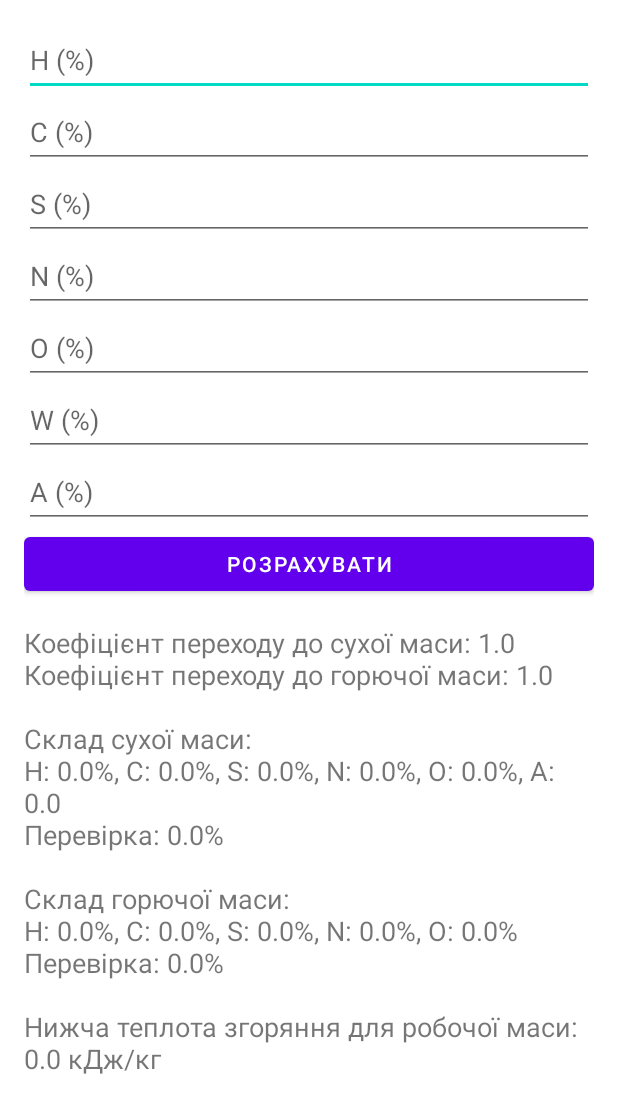
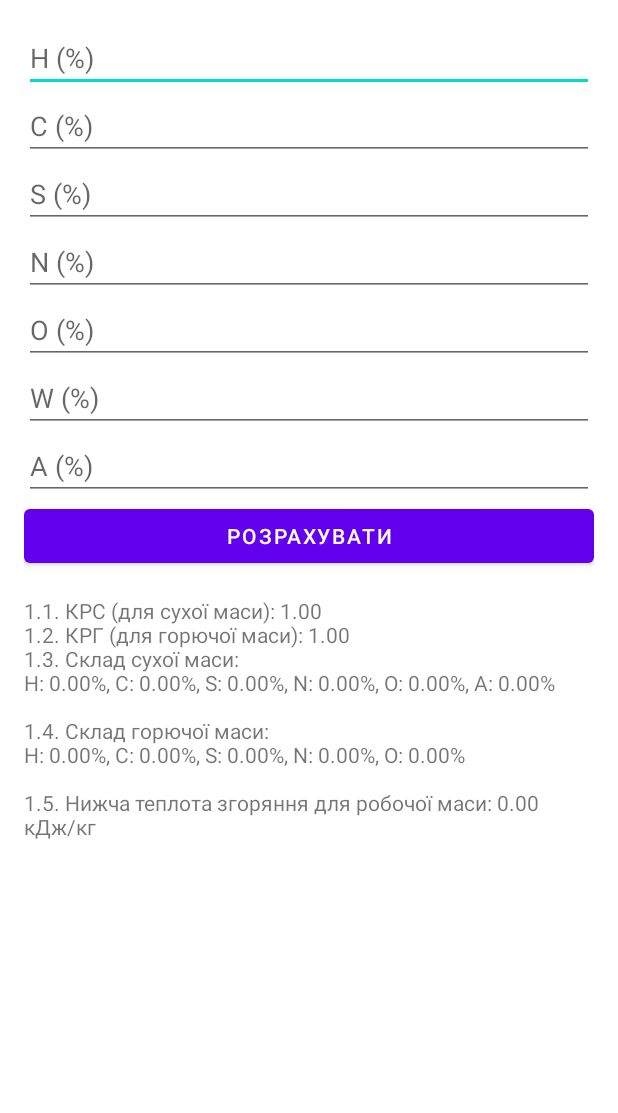
Before and after one commit to Chivas1717/kpi-kotlin-lab-1, an Android app: the screen it shows after launch (MainActivity), after a tap on "РОЗРАХУВАТИ", on a phone screen of 412 x 824 dp. Shown: the top 1113 px of the screen. Run offline under Robolectric (Android 15) with nearby library versions, the phone set to English and light mode, and no system bars.

Commit message:
feat: lab 1 completed

```diff
--- a/app/build.gradle.kts
+++ b/app/build.gradle.kts
@@ -5,7 +5,7 @@ plugins {
 
 android {
     namespace = "com.example.kpi_kotlin_labs"
-    compileSdk = 33
+    compileSdk = 34
 
     defaultConfig {
         applicationId = "com.example.kpi_kotlin_labs"
@@ -37,6 +37,7 @@ android {
 
 dependencies {
 
+    implementation ("com.google.android.material:material:1.12.0")
     implementation("androidx.core:core-ktx:1.9.0")
     implementation("androidx.appcompat:appcompat:1.6.1")
     implementation("com.google.android.material:material:1.8.0")
--- /dev/null
+++ b/app/src/main/java/com/example/kpi_kotlin_labs/Calculator1Fragment.kt
@@ -0,0 +1,100 @@
+package com.example.kpi_kotlin_labs
+
+import android.os.Bundle
+import android.view.LayoutInflater
+import android.view.View
+import android.view.ViewGroup
+import android.widget.Button
+import android.widget.EditText
+import android.widget.TextView
+import androidx.fragment.app.Fragment
+
+class Calculator1Fragment : Fragment() {
+
+    override fun onCreateView(
+        inflater: LayoutInflater, container: ViewGroup?,
+        savedInstanceState: Bundle?
+    ): View? {
+        // Inflate the layout for this fragment
+        val view = inflater.inflate(R.layout.fragment_calculator1, container, false)
+
+        // Initialize input fields
+        val editH = view.findViewById<EditText>(R.id.editH)
+        val editC = view.findViewById<EditText>(R.id.editC)
+        val editS = view.findViewById<EditText>(R.id.editS)
+        val editN = view.findViewById<EditText>(R.id.editN)
+        val editO = view.findViewById<EditText>(R.id.editO)
+        val editW = view.findViewById<EditText>(R.id.editW)
+        val editA = view.findViewById<EditText>(R.id.editA)
+        val calculateButton = view.findViewById<Button>(R.id.calculateButton)
+        val resultTextView = view.findViewById<TextView>(R.id.resultTextView)
+
+        // Set the onClickListener for the calculate button
+        calculateButton.setOnClickListener {
+            // Get the input values
+            val h = editH.text.toString().toDoubleOrNull() ?: 0.0
+            val c = editC.text.toString().toDoubleOrNull() ?: 0.0
+            val s = editS.text.toString().toDoubleOrNull() ?: 0.0
+            val n = editN.text.toString().toDoubleOrNull() ?: 0.0
+            val o = editO.text.toString().toDoubleOrNull() ?: 0.0
+            val w = editW.text.toString().toDoubleOrNull() ?: 0.0
+            val a = editA.text.toString().toDoubleOrNull() ?: 0.0
+
+            // Calculate KRS (coefficient transition to dry mass)
+            val krs = calculateKRS(w)
+
+            // Calculate KRG (coefficient transition to combustible mass)
+            val krg = calculateKRG(w, a)
+
+            // Calculate dry mass composition
+            val hc = h * krs
+            val cc = c * krs
+            val sc = s * krs
+            val nc = n * krs
+            val oc = o * krs
+            val ac = a * krs
+
+            // Calculate combustible mass composition
+            val hg = h * krg
+            val cg = c * krg
+            val sg = s * krg
+            val ng = n * krg
+            val og = o * krg
+
+            // Calculate the lower heating value for the working mass
+            val lowerHeatingValue = calculateLowerHeatingValue(c, h, o, s, w)
+
+            // Display results in a formatted string
+            val result = """
+                1.1. КРС (для сухої маси): ${String.format("%.2f", krs)}
+                1.2. КРГ (для горючої маси): ${String.format("%.2f", krg)}
+                1.3. Склад сухої маси:
+                H: ${String.format("%.2f", hc)}%, C: ${String.format("%.2f", cc)}%, S: ${String.format("%.2f", sc)}%, N: ${String.format("%.2f", nc)}%, O: ${String.format("%.2f", oc)}%, A: ${String.format("%.2f", ac)}%
+
+                1.4. Склад горючої маси:
+                H: ${String.format("%.2f", hg)}%, C: ${String.format("%.2f", cg)}%, S: ${String.format("%.2f", sg)}%, N: ${String.format("%.2f", ng)}%, O: ${String.format("%.2f", og)}%
+
+                1.5. Нижча теплота згоряння для робочої маси: ${String.format("%.2f", lowerHeatingValue)} кДж/кг
+            """.trimIndent()
+
+            resultTextView.text = result
+        }
+
+        return view
+    }
+
+    // Функція для обчислення КРС (коефіцієнт переходу до сухої маси)
+    private fun calculateKRS(w: Double): Double {
+        return 100 / (100 - w)
+    }
+
+    // Функція для обчислення КРГ (коефіцієнт переходу до горючої маси)
+    private fun calculateKRG(w: Double, a: Double): Double {
+        return 100 / (100 - w - a)
+    }
+
+    // Функція для обчислення нижчої теплоти згоряння
+    private fun calculateLowerHeatingValue(c: Double, h: Double, o: Double, s: Double, w: Double): Double {
+        return 339 * c + 1030 * h - 108.8 * (o - s) - 25 * w
+    }
+}
--- a/app/src/main/java/com/example/kpi_kotlin_labs/MainActivity.kt
+++ b/app/src/main/java/com/example/kpi_kotlin_labs/MainActivity.kt
@@ -1,98 +1,52 @@
 package com.example.kpi_kotlin_labs
 
 import android.os.Bundle
-import android.widget.Button
-import android.widget.EditText
-import android.widget.TextView
 import androidx.appcompat.app.AppCompatActivity
+import androidx.core.view.GravityCompat
+import androidx.drawerlayout.widget.DrawerLayout
+import com.example.kpi_kotlin_labs.Calculator1Fragment
+import com.google.android.material.navigation.NavigationView
 
 class MainActivity : AppCompatActivity() {
+
+    private lateinit var drawerLayout: DrawerLayout
 
     override fun onCreate(savedInstanceState: Bundle?) {
         super.onCreate(savedInstanceState)
         setContentView(R.layout.activity_main)
 
-        // Отримання посилань на UI елементи
-        val editH = findViewById<EditText>(R.id.editH)
-        val editC = findViewById<EditText>(R.id.editC)
-        val editS = findViewById<EditText>(R.id.editS)
-        val editN = findViewById<EditText>(R.id.editN)
-        val editO = findViewById<EditText>(R.id.editO)
-        val editW = findViewById<EditText>(R.id.editW)
-        val editA = findViewById<EditText>(R.id.editA)
-        val calculateButton = findViewById<Button>(R.id.calculateButton)
-        val resultTextView = findViewById<TextView>(R.id.resultTextView)
+        drawerLayout = findViewById(R.id.drawer_layout)
+        val navView: NavigationView = findViewById(R.id.nav_view)
 
-        calculateButton.setOnClickListener {
-            // Отримання значень з полів вводу
-            val h = editH.text.toString().toDoubleOrNull() ?: 0.0
-            val c = editC.text.toString().toDoubleOrNull() ?: 0.0
-            val s = editS.text.toString().toDoubleOrNull() ?: 0.0
-            val n = editN.text.toString().toDoubleOrNull() ?: 0.0
-            val o = editO.text.toString().toDoubleOrNull() ?: 0.0
-            val w = editW.text.toString().toDoubleOrNull() ?: 0.0
-            val a = editA.text.toString().toDoubleOrNull() ?: 0.0
+        // Default fragment (Calculator 1)
+        supportFragmentManager.beginTransaction()
+            .replace(R.id.container, Calculator1Fragment())
+            .commit()
 
-            // Розрахунок коефіцієнтів
-            val krs = calculateKRS(w)
-            val krg = calculateKRG(w, a)
-
-            // Розрахунок сухої маси
-            val hc = h * krs
-            val cc = c * krs
-            val sc = s * krs
-            val nc = n * krs
-            val oc = o * krs
-            val ac = a * krs
-
-            // Перевірка сухої маси
-            val dryMassCheck = hc + cc + sc + nc + oc + ac
-
-            // Розрахунок горючої маси
-            val hg = h * krg
-            val cg = c * krg
-            val sg = s * krg
-            val ng = n * krg
-            val og = o * krg
-
-            // Перевірка горючої маси
-            val combustibleMassCheck = hg + cg + sg + ng + og
-
-            // Розрахунок нижчої теплоти згоряння для робочої маси
-            val heat = calculateLowerHeatingValue(c, h, o, s, w)
-
-            // Формування результату для відображення
-            val result = """
-                Коефіцієнт переходу до сухої маси: $krs
-                Коефіцієнт переходу до горючої маси: $krg
-
-                Склад сухої маси:
-                H: $hc%, C: $cc%, S: $sc%, N: $nc%, O: $oc%, A: $ac
-                Перевірка: $dryMassCheck%
-
-                Склад горючої маси:
-                H: $hg%, C: $cg%, S: $sg%, N: $ng%, O: $og%
-                Перевірка: $combustibleMassCheck%
-
-                Нижча теплота згоряння для робочої маси: $heat кДж/кг
-            """.trimIndent()
-
-            resultTextView.text = result
+        // Handle navigation drawer clicks
+        navView.setNavigationItemSelectedListener { menuItem ->
+            when (menuItem.itemId) {
+                R.id.nav_calculator1 -> {
+                    supportFragmentManager.beginTransaction()
+                        .replace(R.id.container, Calculator1Fragment())
+                        .commit()
+                }
+                R.id.nav_calculator2 -> {
+                    supportFragmentManager.beginTransaction()
+                        .replace(R.id.container, Calculator2Fragment())
+                        .commit()
+                }
+            }
+            drawerLayout.closeDrawer(GravityCompat.START)
+            true
         }
     }
 
-    // Розрахунок коефіцієнта переходу до сухої маси
-    private fun calculateKRS(w: Double): Double {
-        return 100 / (100 - w)
-    }
-
-    // Розрахунок коефіцієнта переходу до горючої маси
-    private fun calculateKRG(w: Double, a: Double): Double {
-        return 100 / (100 - w - a)
-    }
-
-    // Розрахунок нижчої теплоти згоряння
-    private fun calculateLowerHeatingValue(c: Double, h: Double, o: Double, s: Double, w: Double): Double {
-        return 339 * c + 1030 * h - 108.8 * (o - s) - 25 * w
+    override fun onBackPressed() {
+        if (drawerLayout.isDrawerOpen(GravityCompat.START)) {
+            drawerLayout.closeDrawer(GravityCompat.START)
+        } else {
+            super.onBackPressed()
+        }
     }
 }
--- a/app/src/main/res/layout/activity_main.xml
+++ b/app/src/main/res/layout/activity_main.xml
@@ -1,76 +1,21 @@
-<?xml version="1.0" encoding="utf-8"?>
-<ScrollView xmlns:android="http://schemas.android.com/apk/res/android"
+<androidx.drawerlayout.widget.DrawerLayout
+    xmlns:android="http://schemas.android.com/apk/res/android"
+    xmlns:app="http://schemas.android.com/apk/res-auto"
+    android:id="@+id/drawer_layout"
     android:layout_width="match_parent"
-    android:layout_height="match_parent"
-    android:padding="16dp">
+    android:layout_height="match_parent">
 
-    <LinearLayout
+    <FrameLayout
+        android:id="@+id/container"
         android:layout_width="match_parent"
-        android:layout_height="wrap_content"
-        android:orientation="vertical">
+        android:layout_height="match_parent" />
 
-        <EditText
-            android:id="@+id/editH"
-            android:layout_width="match_parent"
-            android:layout_height="48dp"
-            android:hint="H (%)"
-            android:inputType="numberDecimal" />
+    <com.google.android.material.navigation.NavigationView
+        android:id="@+id/nav_view"
+        android:layout_width="wrap_content"
+        android:layout_height="match_parent"
+        android:layout_gravity="start"
+        app:menu="@menu/drawer_menu"
+    android:fitsSystemWindows="true" />
 
-        <EditText
-            android:id="@+id/editC"
-            android:layout_width="match_parent"
-            android:layout_height="48dp"
-            android:hint="C (%)"
-            android:inputType="numberDecimal" />
-
-        <EditText
-            android:id="@+id/editS"
-            android:layout_width="match_parent"
-            android:layout_height="48dp"
-            android:hint="S (%)"
-            android:inputType="numberDecimal" />
-
-        <EditText
-            android:id="@+id/editN"
-            android:layout_width="match_parent"
-            android:layout_height="48dp"
-            android:hint="N (%)"
-            android:inputType="numberDecimal" />
-
-        <EditText
-            android:id="@+id/editO"
-            android:layout_width="match_parent"
-            android:layout_height="48dp"
-            android:hint="O (%)"
-            android:inputType="numberDecimal" />
-
-        <EditText
-            android:id="@+id/editW"
-            android:layout_width="match_parent"
-            android:layout_height="48dp"
-            android:hint="W (%)"
-            android:inputType="numberDecimal" />
-
-        <EditText
-            android:id="@+id/editA"
-            android:layout_width="match_parent"
-            android:layout_height="48dp"
-            android:hint="A (%)"
-            android:inputType="numberDecimal" />
-
-        <Button
-            android:id="@+id/calculateButton"
-            android:layout_width="match_parent"
-            android:layout_height="48dp"
-            android:text="Розрахувати" />
-
-        <TextView
-            android:id="@+id/resultTextView"
-            android:layout_width="match_parent"
-            android:layout_height="wrap_content"
-            android:text="Результати:"
-            android:textSize="18sp"
-            android:paddingTop="16dp" />
-
-    </LinearLayout>
-</ScrollView>
+</androidx.drawerlayout.widget.DrawerLayout>
--- /dev/null
+++ b/app/src/main/res/layout/fragment_calculator1.xml
@@ -0,0 +1,65 @@
+<LinearLayout
+    xmlns:android="http://schemas.android.com/apk/res/android"
+    android:orientation="vertical"
+    android:layout_width="match_parent"
+    android:layout_height="match_parent"
+    android:padding="16dp">
+
+    <!-- Поля для вводу для першого калькулятора -->
+    <EditText
+        android:id="@+id/editH"
+        android:layout_width="match_parent"
+        android:layout_height="wrap_content"
+        android:hint="H (%)" />
+
+    <EditText
+        android:id="@+id/editC"
+        android:layout_width="match_parent"
+        android:layout_height="wrap_content"
+        android:hint="C (%)" />
+
+    <EditText
+        android:id="@+id/editS"
+        android:layout_width="match_parent"
+        android:layout_height="wrap_content"
+        android:hint="S (%)" />
+
+    <EditText
+        android:id="@+id/editN"
+        android:layout_width="match_parent"
+        android:layout_height="wrap_content"
+        android:hint="N (%)" />
+
+    <EditText
+        android:id="@+id/editO"
+        android:layout_width="match_parent"
+        android:layout_height="wrap_content"
+        android:hint="O (%)" />
+
+    <EditText
+        android:id="@+id/editW"
+        android:layout_width="match_parent"
+        android:layout_height="wrap_content"
+        android:hint="W (%)" />
+
+    <EditText
+        android:id="@+id/editA"
+        android:layout_width="match_parent"
+        android:layout_height="wrap_content"
+        android:hint="A (%)" />
+
+    <!-- Кнопка для запуску обчислень -->
+    <Button
+        android:id="@+id/calculateButton"
+        android:layout_width="match_parent"
+        android:layout_height="wrap_content"
+        android:text="Розрахувати" />
+
+    <!-- Текстове поле для відображення результату -->
+    <TextView
+        android:id="@+id/resultTextView"
+        android:layout_width="match_parent"
+        android:layout_height="wrap_content"
+        android:paddingTop="16dp"
+        android:text="Результати з’являться тут" />
+</LinearLayout>
--- /dev/null
+++ b/app/src/main/res/menu/drawer_menu.xml
@@ -0,0 +1,8 @@
+<menu xmlns:android="http://schemas.android.com/apk/res/android">
+    <item
+        android:id="@+id/nav_calculator1"
+        android:title="Calculator 1" />
+    <item
+        android:id="@+id/nav_calculator2"
+        android:title="Calculator 2" />
+</menu>
```
Also changed, not shown: app/src/main/java/com/example/kpi_kotlin_labs/Calculator2Fragment.kt (added, +74 -0 lines), app/src/main/res/layout/fragment_calculator2.xml (added, +71 -0 lines).
